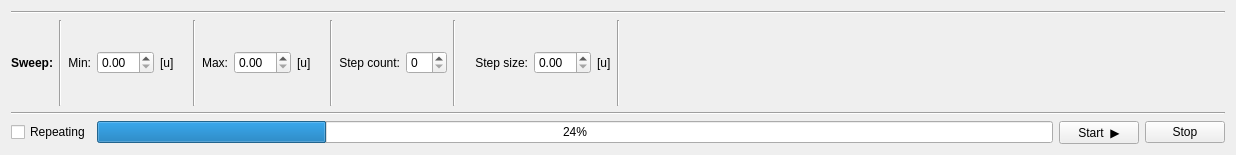
Before: the Qt Designer form src/qms/layouts/spectrum_control.ui in JJendryka/QMS, drawn with Qt 5.
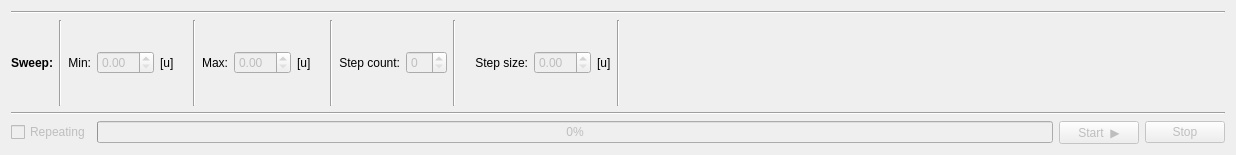
After: the same form once the commit is applied.

Commit message: Disable not implemented UI elements

Diff of the .ui file:
```diff
--- a/src/qms/layouts/spectrum_control.ui
+++ b/src/qms/layouts/spectrum_control.ui
@@ -54,7 +54,11 @@
       </widget>
      </item>
      <item>
-      <widget class="QDoubleSpinBox" name="min_spinbox"/>
+      <widget class="QDoubleSpinBox" name="min_spinbox">
+       <property name="enabled">
+        <bool>false</bool>
+       </property>
+      </widget>
      </item>
      <item>
       <widget class="QLabel" name="min_unit_label">
@@ -81,7 +85,11 @@
       </widget>
      </item>
      <item>
-      <widget class="QDoubleSpinBox" name="max_spinbox"/>
+      <widget class="QDoubleSpinBox" name="max_spinbox">
+       <property name="enabled">
+        <bool>false</bool>
+       </property>
+      </widget>
      </item>
      <item>
       <widget class="QLabel" name="max_unit_lable">
@@ -108,7 +116,11 @@
       </widget>
      </item>
      <item>
-      <widget class="QSpinBox" name="spinBox"/>
+      <widget class="QSpinBox" name="spinBox">
+       <property name="enabled">
+        <bool>false</bool>
+       </property>
+      </widget>
      </item>
      <item>
       <widget class="Line" name="line_6">
@@ -128,7 +140,11 @@
       </widget>
      </item>
      <item>
-      <widget class="QDoubleSpinBox" name="step_size_spinbox"/>
+      <widget class="QDoubleSpinBox" name="step_size_spinbox">
+       <property name="enabled">
+        <bool>false</bool>
+       </property>
+      </widget>
      </item>
      <item>
       <widget class="QLabel" name="step_size_unit_label">
@@ -170,6 +186,9 @@
     <layout class="QHBoxLayout" name="horizontalLayout_2">
      <item>
       <widget class="QCheckBox" name="repeating_checkbox">
+       <property name="enabled">
+        <bool>false</bool>
+       </property>
        <property name="text">
         <string>Repeating</string>
        </property>
@@ -177,13 +196,19 @@
      </item>
      <item>
       <widget class="QProgressBar" name="progressbar">
+       <property name="enabled">
+        <bool>false</bool>
+       </property>
        <property name="value">
-        <number>24</number>
+        <number>0</number>
        </property>
       </widget>
      </item>
      <item>
       <widget class="QPushButton" name="start_button">
+       <property name="enabled">
+        <bool>false</bool>
+       </property>
        <property name="text">
         <string>Start  ▶</string>
        </property>
@@ -191,6 +216,9 @@
      </item>
      <item>
       <widget class="QPushButton" name="stop_button">
+       <property name="enabled">
+        <bool>false</bool>
+       </property>
        <property name="text">
         <string>Stop</string>
        </property>
```
The commit also changes 7 other files.
